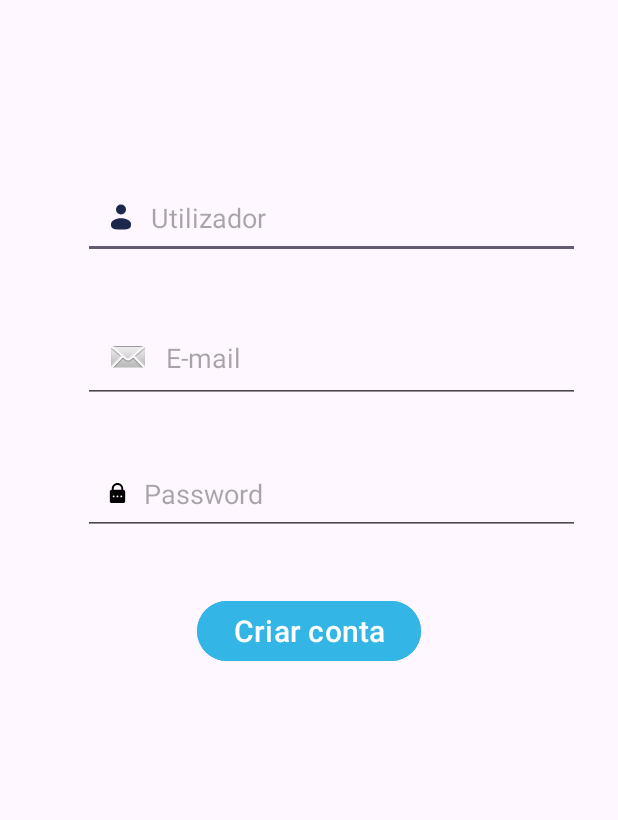
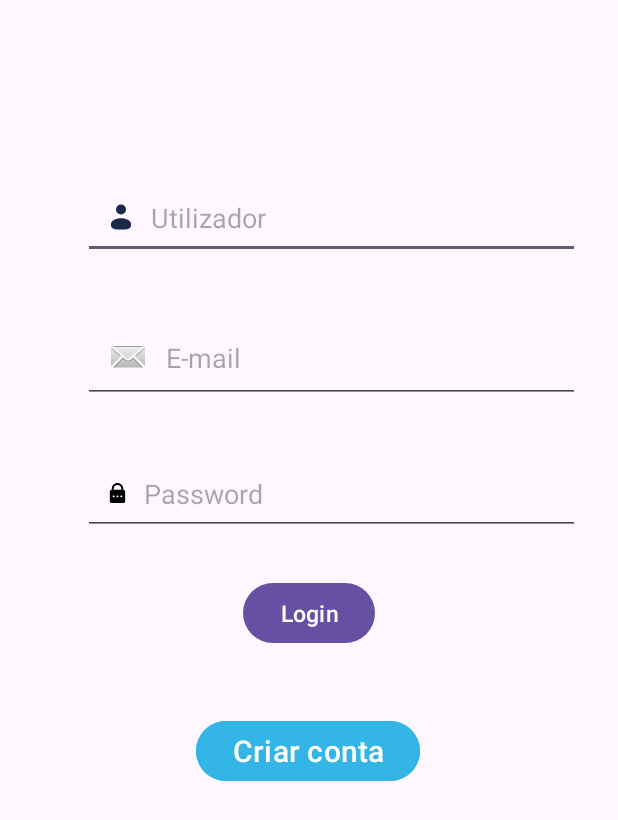
Before and after one commit to JBERNARD024/CarTrade, an Android app: the layout sign_in.xml on its own in the app's theme, with its tools: preview values and no code run, on a phone screen of 412 x 824 dp. Shown: the top 820 px of the screen. Run offline under Robolectric (Android 15) with nearby library versions, the phone set to English and light mode, and no system bars.

Commit message:
activity login para activity sign_in e vice versa

```diff
--- a/app/src/main/AndroidManifest.xml
+++ b/app/src/main/AndroidManifest.xml
@@ -13,7 +13,7 @@
         android:theme="@style/Theme.CarTrade"
         tools:targetApi="31">
         <activity
-            android:name=".Login2"
+            android:name=".Login"
             android:exported="true">
             <intent-filter>
                 <action android:name="android.intent.action.MAIN" />
@@ -21,6 +21,10 @@
                 <category android:name="android.intent.category.LAUNCHER" />
             </intent-filter>
         </activity>
+        <activity
+            android:name=".SignIn"
+            android:label="SignInActivity">
+        </activity>
     </application>
 
 </manifest>
--- a/app/src/main/res/layout/login.xml
+++ b/app/src/main/res/layout/login.xml
@@ -56,7 +56,7 @@
         app:layout_constraintVertical_bias="0.461" />
 
     <Button
-        android:id="@+id/btnCriarConta"
+        android:id="@+id/btnToCriarConta"
         android:layout_width="130dp"
         android:layout_height="45dp"
         android:text="Criar Conta"
--- a/app/src/main/res/layout/sign_in.xml
+++ b/app/src/main/res/layout/sign_in.xml
@@ -57,18 +57,30 @@
         app:layout_constraintVertical_bias="0.384" />
 
     <Button
-        android:id="@+id/btnLogin"
+        android:id="@+id/btnCriarConta"
         android:layout_width="wrap_content"
         android:layout_height="wrap_content"
+        android:backgroundTint="@android:color/holo_blue_light"
+        android:text="Criar conta"
+        android:textColor="@color/white"
+        android:textSize="20dp"
         app:layout_constraintBottom_toBottomOf="parent"
         app:layout_constraintEnd_toEndOf="parent"
-        android:text="Criar conta"
-        android:textSize="20dp"
-        android:textColor="@color/white"
-        android:backgroundTint="@android:color/holo_blue_light"
-        app:layout_constraintHorizontal_bias="0.500"
+        app:layout_constraintHorizontal_bias="0.498"
         app:layout_constraintStart_toStartOf="parent"
         app:layout_constraintTop_toTopOf="parent"
-        app:layout_constraintVertical_bias="0.512" />
+        app:layout_constraintVertical_bias="0.622" />
+
+    <Button
+        android:id="@+id/btnToLogin"
+        android:layout_width="wrap_content"
+        android:layout_height="wrap_content"
+        android:layout_marginBottom="16dp"
+        android:text="Login"
+        android:textSize="15dp"
+        app:layout_constraintBottom_toTopOf="@+id/btnCriarConta"
+        app:layout_constraintEnd_toEndOf="parent"
+        app:layout_constraintStart_toStartOf="parent"
+        app:layout_constraintTop_toBottomOf="@+id/txtPassword" />
 
 </androidx.constraintlayout.widget.ConstraintLayout>
```
Also changed, not shown: app/src/main/java/pt/ipt/dam2023/cartrade/SignIn.kt (+8 -0 lines).
